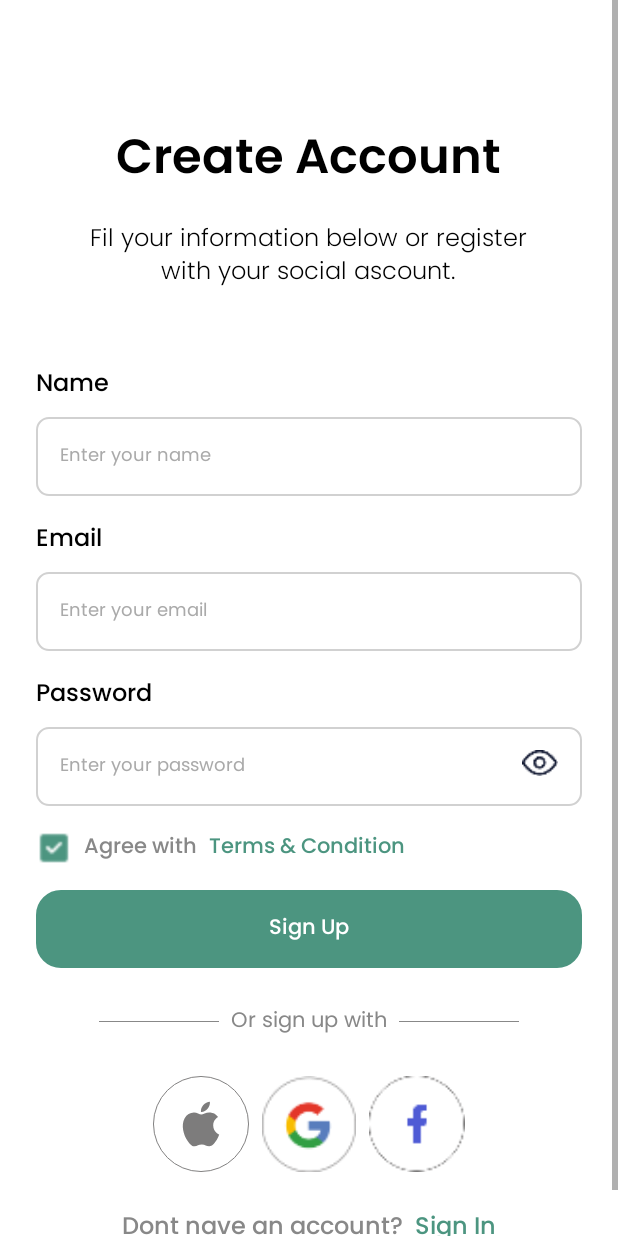
After one commit to sonlyhorngdev/android-movieX, an Android app: the CreateNewAccount screen opened directly, with no data from a screen before it, on a phone screen of 412 x 824 dp. The commit adds this screen. Run offline under Robolectric (Android 15) with nearby library versions, the phone set to English and light mode, and no system bars.

Commit message:
add create page

```diff
--- a/app/src/main/AndroidManifest.xml
+++ b/app/src/main/AndroidManifest.xml
@@ -24,6 +24,9 @@
         <activity android:name=".ui.view.login.LoginActivity">
 
         </activity>
+        <activity android:name=".ui.view.login.CreateNewAccount">
+
+        </activity>
     </application>
 
 </manifest>
--- a/app/src/main/java/com/lyhorng/moviex/MainActivity.kt
+++ b/app/src/main/java/com/lyhorng/moviex/MainActivity.kt
@@ -1,16 +1,32 @@
 package com.lyhorng.moviex
 
+import android.content.Intent
 import android.os.Bundle
-import androidx.activity.enableEdgeToEdge
+import android.util.Log
+import androidx.activity.viewModels
 import androidx.appcompat.app.AppCompatActivity
-import androidx.core.view.ViewCompat
-import androidx.core.view.WindowInsetsCompat
+import com.lyhorng.moviex.databinding.ActivityLoginBinding
+import com.lyhorng.moviex.ui.view.login.CreateNewAccount
 
 class MainActivity : AppCompatActivity() {
 
+    // Declare the binding object
+    private lateinit var binding: ActivityLoginBinding
+
     override fun onCreate(savedInstanceState: Bundle?) {
         super.onCreate(savedInstanceState)
-        setContentView(R.layout.activity_login)
 
+        // Initialize the binding object
+        binding = ActivityLoginBinding.inflate(layoutInflater)
+
+        // Set the root view using binding
+        setContentView(binding.root)
+
+        // Use binding to set the click listener for the TextView
+        binding.tvSignUp.setOnClickListener {
+            Log.e("Check SignIn", "Button clicked")
+            val intent = Intent(this, CreateNewAccount::class.java)
+            startActivity(intent)
+        }
     }
 }
--- /dev/null
+++ b/app/src/main/java/com/lyhorng/moviex/ui/view/login/CreateNewAccount.kt
@@ -0,0 +1,15 @@
+package com.lyhorng.moviex.ui.view.login
+
+import android.os.Bundle
+import com.lyhorng.moviex.base.BaseActivity
+import com.lyhorng.moviex.databinding.ActivityCreateNewBinding
+
+class CreateNewAccount: BaseActivity<ActivityCreateNewBinding>()  {
+    override fun getViewBinding(): ActivityCreateNewBinding {
+        return ActivityCreateNewBinding.inflate(layoutInflater)
+    }
+
+    override fun onCreate(savedInstanceState: Bundle?) {
+        super.onCreate(savedInstanceState)
+    }
+}
--- /dev/null
+++ b/app/src/main/res/layout/activity_create_new.xml
@@ -0,0 +1,297 @@
+<?xml version="1.0" encoding="utf-8"?>
+<ScrollView xmlns:android="http://schemas.android.com/apk/res/android"
+    xmlns:app="http://schemas.android.com/apk/res-auto"
+    xmlns:tools="http://schemas.android.com/tools"
+    android:layout_width="match_parent"
+    android:layout_height="match_parent"
+    android:fillViewport="true">
+
+    <androidx.constraintlayout.widget.ConstraintLayout
+        android:layout_width="match_parent"
+        android:layout_height="wrap_content"
+        android:paddingBottom="@dimen/space_24">
+        <TextView
+            android:id="@+id/textView"
+            android:layout_width="wrap_content"
+            android:layout_height="wrap_content"
+            android:layout_marginTop="80dp"
+            android:fontFamily="@font/poppins_semibold"
+            android:text="@string/create_new_account"
+            android:textColor="@color/black"
+            android:textSize="@dimen/font_size_32"
+            app:layout_constraintEnd_toEndOf="parent"
+            app:layout_constraintHorizontal_bias="0.498"
+            app:layout_constraintStart_toStartOf="parent"
+            app:layout_constraintTop_toTopOf="parent" />
+
+        <TextView
+            android:id="@+id/textView2"
+            android:layout_width="300dp"
+            android:layout_height="wrap_content"
+            android:layout_marginTop="12dp"
+            android:gravity="center"
+            android:fontFamily="@font/poppins_light"
+            android:text="@string/create_new_account_sub"
+            android:textColor="@color/black"
+            android:textSize="@dimen/font_size_16"
+            app:layout_constraintEnd_toEndOf="parent"
+            app:layout_constraintHorizontal_bias="0.496"
+            app:layout_constraintStart_toStartOf="parent"
+            app:layout_constraintTop_toBottomOf="@+id/textView" />
+
+        <LinearLayout
+            android:id="@+id/linearLayout"
+            android:layout_width="match_parent"
+            android:layout_height="wrap_content"
+            android:layout_marginTop="48dp"
+            android:orientation="vertical"
+            app:layout_constraintTop_toBottomOf="@+id/textView2"
+            tools:layout_editor_absoluteX="0dp">
+
+            <TextView
+                android:layout_width="wrap_content"
+                android:layout_height="wrap_content"
+                android:layout_marginLeft="24dp"
+                android:fontFamily="@font/poppins_medium"
+                android:text="@string/name"
+                android:textSize="@dimen/font_size_16"
+                android:textColor="@color/black" />
+
+            <EditText
+                android:id="@+id/email"
+                android:layout_width="match_parent"
+                android:layout_height="wrap_content"
+                android:layout_marginLeft="24dp"
+                android:layout_marginTop="8dp"
+                android:layout_marginRight="24dp"
+                android:background="@drawable/item_stoke_8"
+                android:hint="Enter your name"
+                android:inputType="text"
+                android:textSize="@dimen/font_size_12"
+                android:padding="@dimen/space_16"
+                android:textColor="#333333"
+                android:textColorHint="#AAAAAA" />
+
+        </LinearLayout>
+
+        <LinearLayout
+            android:id="@+id/linearLayout3"
+            android:layout_width="match_parent"
+            android:layout_height="wrap_content"
+            android:layout_marginTop="@dimen/space_16"
+            android:orientation="vertical"
+            app:layout_constraintTop_toBottomOf="@+id/linearLayout"
+            tools:layout_editor_absoluteX="0dp">
+
+            <TextView
+                android:layout_width="wrap_content"
+                android:layout_height="wrap_content"
+                android:layout_marginLeft="24dp"
+                android:fontFamily="@font/poppins_medium"
+                android:text="@string/email"
+                android:textColor="@color/black"
+                android:textSize="@dimen/font_size_16" />
+
+            <EditText
+                android:layout_width="match_parent"
+                android:layout_height="wrap_content"
+                android:layout_marginLeft="24dp"
+                android:layout_marginTop="8dp"
+                android:layout_marginRight="24dp"
+                android:background="@drawable/item_stoke_8"
+                android:hint="Enter your email"
+                android:inputType="textEmailAddress"
+                android:padding="@dimen/space_16"
+                android:textColor="#333333"
+                android:textColorHint="#AAAAAA"
+                android:textSize="@dimen/font_size_12" />
+
+        </LinearLayout>
+
+        <LinearLayout
+            android:id="@+id/linearLayout2"
+            android:layout_width="match_parent"
+            android:layout_height="wrap_content"
+            android:orientation="vertical"
+            android:layout_marginTop="@dimen/space_16"
+            app:layout_constraintTop_toBottomOf="@+id/linearLayout3">
+
+            <TextView
+                android:layout_width="wrap_content"
+                android:layout_height="wrap_content"
+                android:layout_marginLeft="24dp"
+                android:fontFamily="@font/poppins_medium"
+                android:text="@string/password"
+                android:textColor="@color/black"
+                android:textSize="@dimen/font_size_16" />
+
+            <RelativeLayout
+                android:layout_width="match_parent"
+                android:layout_height="wrap_content">
+
+                <EditText
+                    android:id="@+id/password"
+                    android:layout_width="match_parent"
+                    android:layout_height="wrap_content"
+                    android:layout_marginLeft="24dp"
+                    android:layout_marginTop="8dp"
+                    android:layout_marginRight="24dp"
+                    android:background="@drawable/item_stoke_8"
+                    android:hint="Enter your password"
+                    android:inputType="textPassword"
+                    android:padding="@dimen/space_16"
+                    android:paddingTop="20dp"
+                    android:textColor="#333333"
+                    android:textColorHint="#AAAAAA"
+                    android:textSize="@dimen/font_size_12" />
+
+                <ImageView
+                    android:id="@+id/eye_icon"
+                    android:layout_width="24dp"
+                    android:layout_height="24dp"
+                    android:layout_alignParentTop="true"
+                    android:layout_alignParentEnd="true"
+                    android:layout_marginTop="20dp"
+                    android:layout_marginEnd="40dp"
+                    android:contentDescription="Show Password"
+                    android:src="@drawable/ic_eye_open" />
+
+            </RelativeLayout>
+
+        <LinearLayout
+            android:layout_width="wrap_content"
+            android:layout_height="wrap_content"
+            android:layout_marginStart="@dimen/space_24"
+            android:layout_marginEnd="@dimen/space_24"
+            android:layout_marginTop="@dimen/space_16"
+            android:layout_gravity="start"
+            android:orientation="horizontal">
+            <ImageView
+                android:layout_width="@dimen/space_24"
+                android:layout_height="@dimen/space_24"
+                android:background="@drawable/ic_checked"/>
+            <TextView
+                android:layout_width="wrap_content"
+                android:layout_height="wrap_content"
+                android:layout_marginStart="@dimen/space_8"
+                android:fontFamily="@font/poppins_medium"
+                android:text="@string/agree_with"
+                android:textColor="@color/color_text_secondary"
+                android:textSize="@dimen/font_size_14" />
+            <TextView
+                android:layout_width="wrap_content"
+                android:layout_height="wrap_content"
+                android:layout_marginStart="@dimen/space_8"
+                android:layout_marginEnd="@dimen/space_8"
+                android:fontFamily="@font/poppins_medium"
+                android:text="@string/terms_condition"
+                android:textColor="@color/colorPrimary"
+                android:textSize="@dimen/font_size_14" />
+        </LinearLayout>
+        </LinearLayout>
+
+        <LinearLayout
+            android:layout_width="match_parent"
+            android:layout_height="wrap_content"
+            android:orientation="vertical"
+            android:layout_marginTop="@dimen/space_16"
+            app:layout_constraintTop_toBottomOf="@+id/linearLayout2">
+
+            <TextView
+                android:id="@+id/tv_sign_in"
+                android:layout_width="match_parent"
+                android:layout_height="wrap_content"
+                android:layout_marginStart="@dimen/space_24"
+                android:layout_marginEnd="@dimen/space_24"
+                android:background="@drawable/item_stoke_16"
+                android:backgroundTint="@color/colorPrimary"
+                android:fontFamily="@font/poppins_medium"
+                android:gravity="center"
+                android:padding="@dimen/space_14"
+                android:text="@string/sigin_up"
+                android:textColor="@color/white"
+                android:textSize="@dimen/font_size_14" />
+
+            <LinearLayout
+                android:layout_width="wrap_content"
+                android:layout_height="wrap_content"
+                android:layout_marginStart="@dimen/space_24"
+                android:layout_marginEnd="@dimen/space_24"
+                android:layout_marginTop="@dimen/space_24"
+                android:layout_gravity="center"
+                android:orientation="horizontal">
+                <View
+                    android:layout_width="80dp"
+                    android:layout_height="0.5dp"
+                    android:layout_gravity="center"
+                    android:layout_marginStart="@dimen/space_32"
+
+                    android:background="@color/color_text_secondary"/>
+                <TextView
+                    android:layout_width="wrap_content"
+                    android:layout_height="wrap_content"
+                    android:layout_marginStart="@dimen/space_8"
+                    android:layout_marginEnd="@dimen/space_8"
+                    android:fontFamily="@font/poppins_regular"
+                    android:text="@string/or_sign_up_with"
+                    android:textColor="@color/color_text_secondary"
+                    android:textSize="@dimen/font_size_14" />
+                <View
+                    android:layout_width="80dp"
+                    android:layout_height="0.5dp"
+                    android:layout_gravity="center"
+                    android:layout_marginEnd="@dimen/space_32"
+                    android:background="@color/color_text_secondary"/>
+            </LinearLayout>
+        <LinearLayout
+            android:layout_width="wrap_content"
+            android:layout_height="wrap_content"
+            android:layout_marginTop="@dimen/space_24"
+            android:layout_gravity="center"
+            android:orientation="horizontal">
+            <ImageView
+                android:id="@+id/iv_apple"
+                android:layout_width="64dp"
+                android:layout_height="64dp"
+                android:src="@drawable/ic_apple"/>
+            <ImageView
+                android:id="@+id/iv_google"
+                android:layout_width="64dp"
+                android:layout_height="64dp"
+                android:layout_marginStart="@dimen/space_8"
+                android:src="@drawable/ic_google"/>
+            <ImageView
+                android:id="@+id/iv_facebook"
+                android:layout_width="64dp"
+                android:layout_height="64dp"
+                android:layout_marginStart="@dimen/space_8"
+                android:src="@drawable/ic_fb"/>
+        </LinearLayout>
+        <LinearLayout
+            android:layout_width="wrap_content"
+            android:layout_height="wrap_content"
+            android:layout_marginTop="@dimen/space_24"
+            android:layout_gravity="center"
+            android:orientation="horizontal">
+            <TextView
+                android:layout_width="wrap_content"
+                android:layout_height="wrap_content"
+                android:layout_marginEnd="@dimen/space_8"
+                android:fontFamily="@font/poppins_medium"
+                android:text="@string/dont_have_an_account"
+                android:textColor="@color/color_text_secondary"
+                android:textSize="@dimen/font_size_16" />
+            <TextView
+                android:id="@+id/tv_sign_up"
+                android:layout_width="wrap_content"
+                android:layout_height="wrap_content"
+                android:fontFamily="@font/poppins_medium"
+                android:text="@string/sigin_in"
+                android:textColor="@color/colorPrimary"
+                android:textSize="@dimen/font_size_16" />
+        </LinearLayout>
+
+        </LinearLayout>
+</androidx.constraintlayout.widget.ConstraintLayout>
+
+</ScrollView>
--- a/app/src/main/res/values/strings.xml
+++ b/app/src/main/res/values/strings.xml
@@ -8,4 +8,12 @@
     <string name="forgot_password">Forgot Password ?</string>
     <string name="dont_have_an_account">Dont nave an account?</string>
     <string name="or_sign_up_with">Or sign up with</string>
+
+    <!-- Create new Account text -->
+    <string name="name">Name</string>
+    <string name="create_new_account">Create Account</string>
+    <string name="agree_with">Agree with</string>
+    <string name="terms_condition">Terms &amp; Condition</string>
+    <string name="create_new_account_sub">Fil your information below or register
+ with your social ascount.</string>
 </resources>
```
Also changed, not shown: app/src/main/java/com/lyhorng/moviex/ui/view/login/LoginActivity.kt (+0 -7 lines), app/src/main/res/drawable-xhdpi/ic_checked.png (added), app/src/main/res/drawable-xxhdpi/ic_checked.png (added), app/src/main/res/drawable-xxxhdpi/ic_checked.png (added).
